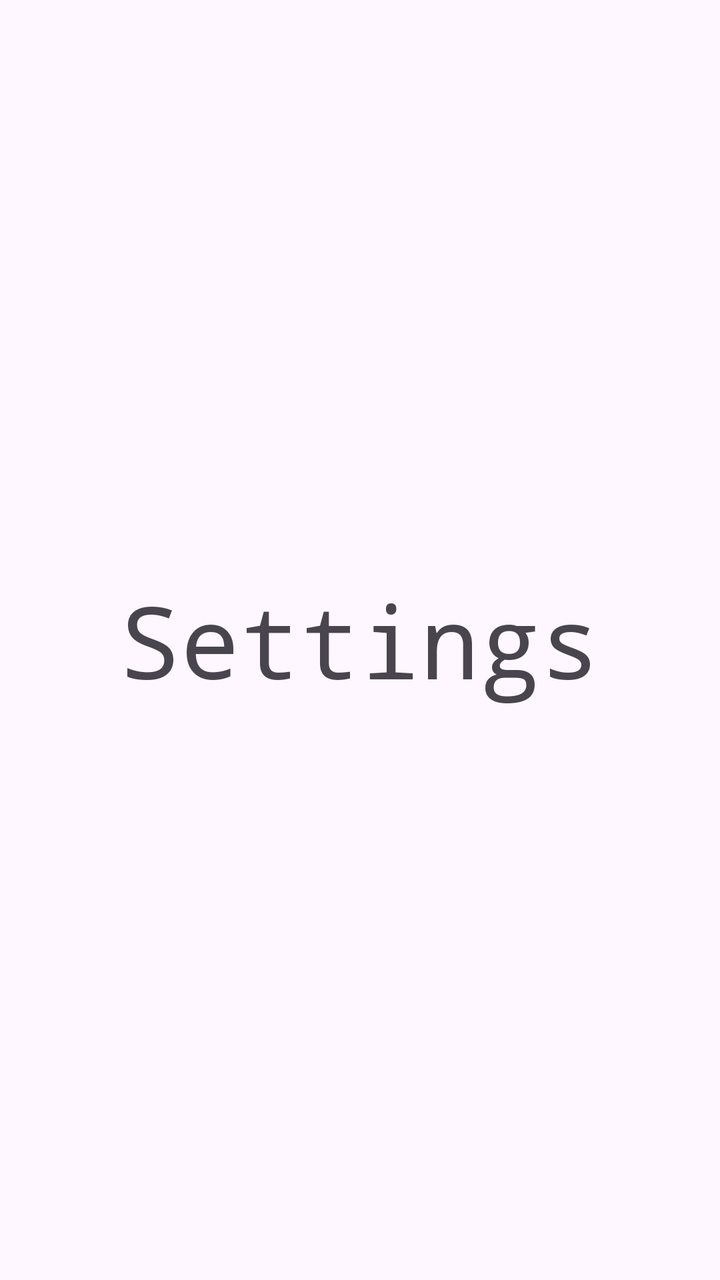
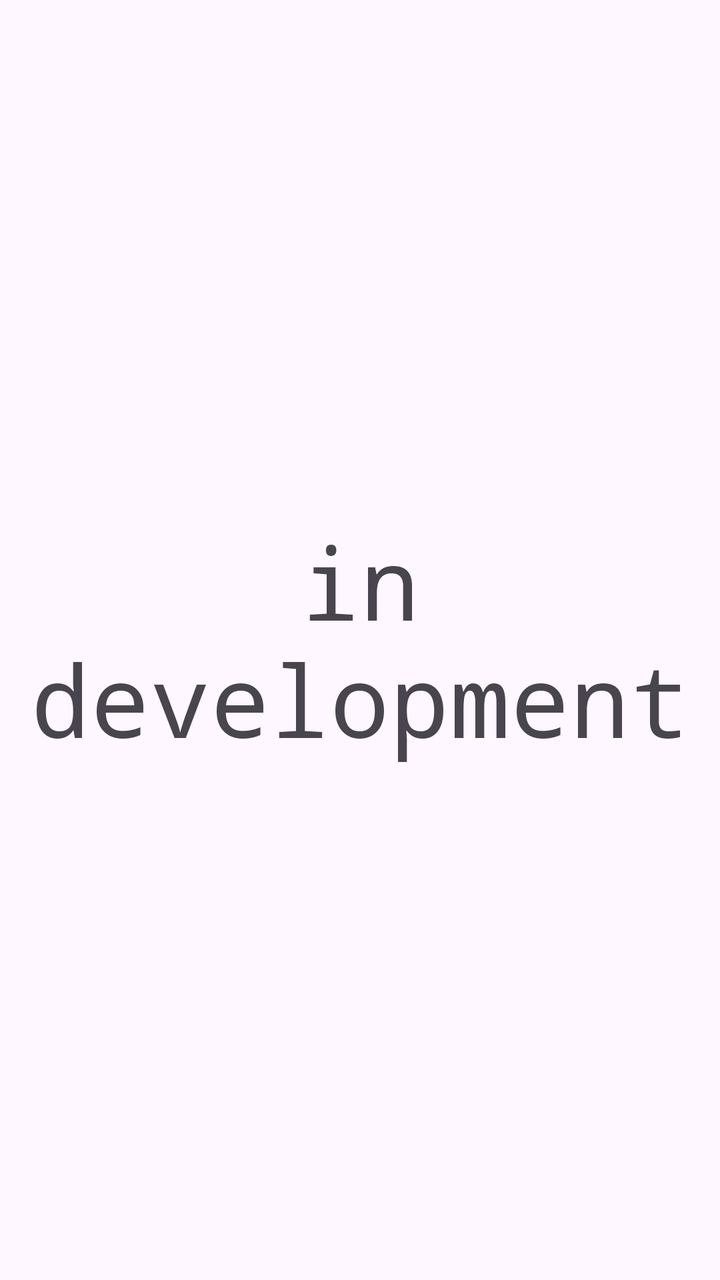

The first picture is an Android layout as it rendered before a commit; the second is the same layout after the commit. The layout source and the unified diff follow.
<!-- AndroidManifest.xml: application theme Theme.AuroraTuner -->
<!-- res/layout/fragment_settings.xml -->
<?xml version="1.0" encoding="utf-8"?>
<androidx.constraintlayout.widget.ConstraintLayout xmlns:android="http://schemas.android.com/apk/res/android"
    xmlns:app="http://schemas.android.com/apk/res-auto"
    xmlns:tools="http://schemas.android.com/tools"
    android:layout_width="match_parent"
    android:layout_height="match_parent"
    tools:context=".settings.ui.SettingsFragment">

    
    <TextView
        android:layout_width="wrap_content"
        android:layout_height="wrap_content"
        android:fontFamily="monospace"
        android:text="@string/settings_text"
        android:textAlignment="center"
        android:textSize="50sp"
        app:layout_constraintBottom_toBottomOf="parent"
        app:layout_constraintEnd_toEndOf="parent"
        app:layout_constraintStart_toStartOf="parent"
        app:layout_constraintTop_toTopOf="parent" />

</androidx.constraintlayout.widget.ConstraintLayout>
<!-- resources referenced by this layout -->
<resources>
  <string name="settings_text">Settings</string>
  <style name="Theme.AuroraTuner" parent="Base.Theme.AuroraTuner" />
  <style name="Base.Theme.AuroraTuner" parent="Theme.Material3.DayNight.NoActionBar">
          
          
          <item name="android:navigationBarColor">@color/white</item>
          <item name="colorPrimaryDark">@color/white</item>
      </style>
  <color name="white">#FFFFFFFF</color>
</resources>

<!-- the commit's change to res/layout/fragment_settings.xml (unified diff, before → after) -->
@@ -11,7 +11,7 @@
         android:layout_width="wrap_content"
         android:layout_height="wrap_content"
         android:fontFamily="monospace"
-        android:text="@string/settings_text"
+        android:text="@string/in_development_marker"
         android:textAlignment="center"
         android:textSize="50sp"
         app:layout_constraintBottom_toBottomOf="parent"
<!-- resource entries referenced after the edit -->
@@ -1,6 +1,6 @@
 <!-- resources referenced by this layout -->
 <resources>
-  <string name="settings_text">Settings</string>
+  <string name="in_development_marker">in development</string>
   <style name="Theme.AuroraTuner" parent="Base.Theme.AuroraTuner" />
   <style name="Base.Theme.AuroraTuner" parent="Theme.Material3.DayNight.NoActionBar">
           
